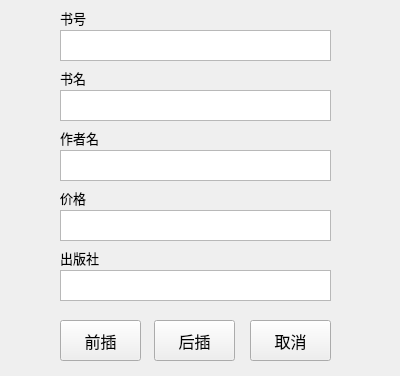
gaogao-qwq/Book_Manage_System_QT, file Sources/Forms/insertlistsubwindow.ui: the form before one commit.
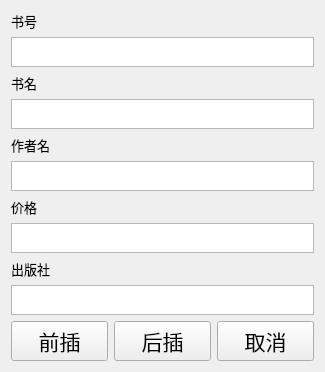
The form after the commit. Icons and pictures are not drawn.

The edit to the form file:
```diff
--- a/Sources/Forms/insertlistsubwindow.ui
+++ b/Sources/Forms/insertlistsubwindow.ui
@@ -6,8 +6,8 @@
    <rect>
     <x>0</x>
     <y>0</y>
-    <width>400</width>
-    <height>376</height>
+    <width>325</width>
+    <height>357</height>
    </rect>
   </property>
   <property name="windowTitle">
@@ -18,53 +18,101 @@
     <selectedon>D:/pictures/avator.png</selectedon>
    </iconset>
   </property>
-  <widget class="QPushButton" name="insertAtFrontButton">
-   <property name="geometry">
-    <rect>
-     <x>60</x>
-     <y>320</y>
-     <width>81</width>
-     <height>41</height>
-    </rect>
-   </property>
+  <layout class="QGridLayout" name="gridLayout">
+   <item row="0" column="0">
+    <layout class="QVBoxLayout" name="verticalLayout">
+     <item>
+      <widget class="QLabel" name="ISBNLabel">
    <property name="font">
     <font>
-     <pointsize>12</pointsize>
+         <pointsize>10</pointsize>
     </font>
    </property>
    <property name="text">
-    <string>前插</string>
-   </property>
-  </widget>
-  <widget class="QPlainTextEdit" name="bookTextEdit">
-   <property name="geometry">
-    <rect>
-     <x>60</x>
-     <y>90</y>
-     <width>271</width>
-     <height>31</height>
-    </rect>
-   </property>
-  </widget>
+        <string>书号</string>
+       </property>
+      </widget>
+     </item>
+     <item>
   <widget class="QPlainTextEdit" name="ISBNTextEdit">
-   <property name="geometry">
-    <rect>
-     <x>60</x>
-     <y>30</y>
-     <width>271</width>
-     <height>31</height>
-    </rect>
-   </property>
-  </widget>
+       <property name="sizePolicy">
+        <sizepolicy hsizetype="Minimum" vsizetype="Fixed">
+         <horstretch>0</horstretch>
+         <verstretch>0</verstretch>
+        </sizepolicy>
+       </property>
+       <property name="minimumSize">
+        <size>
+         <width>50</width>
+         <height>30</height>
+        </size>
+       </property>
+       <property name="accessibleName">
+        <string/>
+       </property>
+      </widget>
+     </item>
+     <item>
+      <widget class="QLabel" name="bookLabel">
+       <property name="font">
+        <font>
+         <pointsize>10</pointsize>
+        </font>
+       </property>
+       <property name="text">
+        <string>书名</string>
+       </property>
+      </widget>
+     </item>
+     <item>
+      <widget class="QPlainTextEdit" name="bookTextEdit">
+       <property name="sizePolicy">
+        <sizepolicy hsizetype="Minimum" vsizetype="Fixed">
+         <horstretch>0</horstretch>
+         <verstretch>0</verstretch>
+        </sizepolicy>
+       </property>
+       <property name="minimumSize">
+        <size>
+         <width>50</width>
+         <height>30</height>
+        </size>
+       </property>
+       <property name="lineWrapMode">
+        <enum>QPlainTextEdit::WidgetWidth</enum>
+       </property>
+      </widget>
+     </item>
+     <item>
+      <widget class="QLabel" name="authorLabel">
+       <property name="font">
+        <font>
+         <pointsize>10</pointsize>
+        </font>
+       </property>
+       <property name="text">
+        <string>作者名</string>
+       </property>
+      </widget>
+     </item>
+     <item>
+      <widget class="QPlainTextEdit" name="authorTextEdit">
+       <property name="sizePolicy">
+        <sizepolicy hsizetype="Minimum" vsizetype="Fixed">
+         <horstretch>0</horstretch>
+         <verstretch>0</verstretch>
+        </sizepolicy>
+       </property>
+       <property name="minimumSize">
+        <size>
+         <width>50</width>
+         <height>30</height>
+        </size>
+       </property>
+      </widget>
+     </item>
+     <item>
   <widget class="QLabel" name="priceLabel">
-   <property name="geometry">
-    <rect>
-     <x>60</x>
-     <y>190</y>
-     <width>53</width>
-     <height>16</height>
-    </rect>
-   </property>
    <property name="font">
     <font>
      <pointsize>10</pointsize>
@@ -74,15 +122,25 @@
     <string>价格</string>
    </property>
   </widget>
+     </item>
+     <item>
+      <widget class="QPlainTextEdit" name="priceTextEdit">
+       <property name="sizePolicy">
+        <sizepolicy hsizetype="Minimum" vsizetype="Fixed">
+         <horstretch>0</horstretch>
+         <verstretch>0</verstretch>
+        </sizepolicy>
+       </property>
+       <property name="minimumSize">
+        <size>
+         <width>50</width>
+         <height>30</height>
+        </size>
+       </property>
+      </widget>
+     </item>
+     <item>
   <widget class="QLabel" name="pressLabel">
-   <property name="geometry">
-    <rect>
-     <x>60</x>
-     <y>250</y>
-     <width>53</width>
-     <height>16</height>
-    </rect>
-   </property>
    <property name="font">
     <font>
      <pointsize>10</pointsize>
@@ -92,56 +150,80 @@
     <string>出版社</string>
    </property>
   </widget>
-  <widget class="QPlainTextEdit" name="authorTextEdit">
-   <property name="geometry">
-    <rect>
-     <x>60</x>
-     <y>150</y>
-     <width>271</width>
-     <height>31</height>
-    </rect>
-   </property>
-  </widget>
+     </item>
+     <item>
   <widget class="QPlainTextEdit" name="pressTextEdit">
-   <property name="geometry">
-    <rect>
-     <x>60</x>
-     <y>270</y>
-     <width>271</width>
-     <height>31</height>
-    </rect>
-   </property>
-  </widget>
-  <widget class="QLabel" name="bookLabel">
-   <property name="geometry">
-    <rect>
-     <x>60</x>
-     <y>70</y>
-     <width>53</width>
-     <height>16</height>
-    </rect>
+       <property name="sizePolicy">
+        <sizepolicy hsizetype="Minimum" vsizetype="Fixed">
+         <horstretch>0</horstretch>
+         <verstretch>0</verstretch>
+        </sizepolicy>
+       </property>
+       <property name="minimumSize">
+        <size>
+         <width>50</width>
+         <height>30</height>
+        </size>
+       </property>
+       <property name="baseSize">
+        <size>
+         <width>0</width>
+         <height>0</height>
+        </size>
+       </property>
+      </widget>
+     </item>
+    </layout>
+   </item>
+   <item row="1" column="0">
+    <layout class="QHBoxLayout" name="horizontalLayout">
+     <item>
+      <widget class="QPushButton" name="insertAtFrontButton">
+       <property name="minimumSize">
+        <size>
+         <width>60</width>
+         <height>40</height>
+        </size>
    </property>
    <property name="font">
     <font>
-     <pointsize>10</pointsize>
+         <pointsize>16</pointsize>
     </font>
    </property>
    <property name="text">
-    <string>书名</string>
-   </property>
-  </widget>
+        <string>前插</string>
+       </property>
+      </widget>
+     </item>
+     <item>
+      <widget class="QPushButton" name="insertAtBackButton">
+       <property name="minimumSize">
+        <size>
+         <width>60</width>
+         <height>40</height>
+        </size>
+       </property>
+       <property name="font">
+        <font>
+         <pointsize>16</pointsize>
+        </font>
+       </property>
+       <property name="text">
+        <string>后插</string>
+       </property>
+      </widget>
+     </item>
+     <item>
   <widget class="QPushButton" name="cancelButton">
-   <property name="geometry">
-    <rect>
-     <x>250</x>
-     <y>320</y>
-     <width>81</width>
-     <height>41</height>
-    </rect>
+       <property name="minimumSize">
+        <size>
+         <width>60</width>
+         <height>40</height>
+        </size>
    </property>
    <property name="font">
     <font>
-     <pointsize>12</pointsize>
+         <pointsize>16</pointsize>
     </font>
    </property>
    <property name="text">
@@ -157,70 +239,10 @@
     <bool>false</bool>
    </property>
   </widget>
-  <widget class="QPlainTextEdit" name="priceTextEdit">
-   <property name="geometry">
-    <rect>
-     <x>60</x>
-     <y>210</y>
-     <width>271</width>
-     <height>31</height>
-    </rect>
-   </property>
-  </widget>
-  <widget class="QLabel" name="ISBNLabel">
-   <property name="geometry">
-    <rect>
-     <x>60</x>
-     <y>10</y>
-     <width>53</width>
-     <height>16</height>
-    </rect>
-   </property>
-   <property name="font">
-    <font>
-     <pointsize>10</pointsize>
-    </font>
-   </property>
-   <property name="text">
-    <string>书号</string>
-   </property>
-  </widget>
-  <widget class="QLabel" name="authorLabel">
-   <property name="geometry">
-    <rect>
-     <x>60</x>
-     <y>130</y>
-     <width>53</width>
-     <height>16</height>
-    </rect>
-   </property>
-   <property name="font">
-    <font>
-     <pointsize>10</pointsize>
-    </font>
-   </property>
-   <property name="text">
-    <string>作者名</string>
-   </property>
-  </widget>
-  <widget class="QPushButton" name="insertAtBackButton">
-   <property name="geometry">
-    <rect>
-     <x>154</x>
-     <y>320</y>
-     <width>81</width>
-     <height>41</height>
-    </rect>
-   </property>
-   <property name="font">
-    <font>
-     <pointsize>12</pointsize>
-    </font>
-   </property>
-   <property name="text">
-    <string>后插</string>
-   </property>
-  </widget>
+     </item>
+    </layout>
+   </item>
+  </layout>
  </widget>
  <resources/>
  <connections/>
```
Lines whose indentation alone changed are shown as unchanged.
